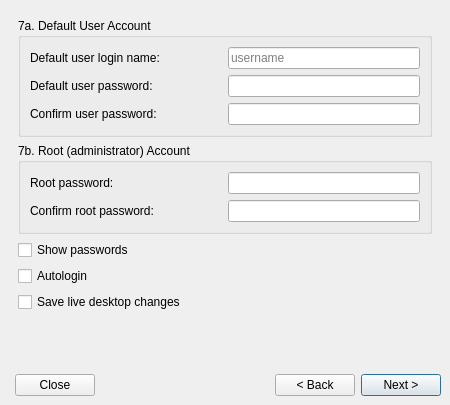
Old version of the form meinstall.ui in the repository antiX-Linux/mx-installer.
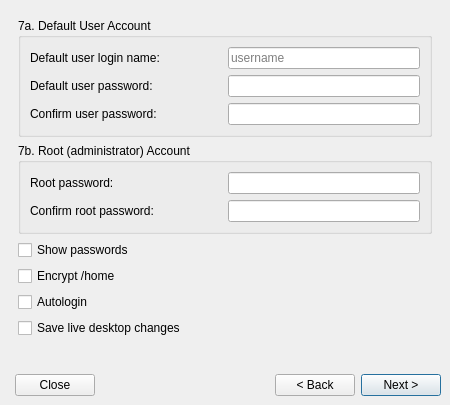
New version of the form. The open tabs and pages were chosen to show the change.

```diff
--- a/meinstall.ui
+++ b/meinstall.ui
@@ -1905,7 +1905,7 @@
          </layout>
         </widget>
        </item>
-       <item row="5" column="0">
+       <item row="6" column="0">
         <spacer>
          <property name="orientation">
           <enum>Qt::Vertical</enum>
@@ -2044,7 +2044,7 @@
          </layout>
         </widget>
        </item>
-       <item row="3" column="0">
+       <item row="4" column="0">
         <widget class="QCheckBox" name="autologinCheckBox">
          <property name="text">
           <string>Autologin</string>
@@ -2058,7 +2058,7 @@
          </property>
         </widget>
        </item>
-       <item row="4" column="0">
+       <item row="5" column="0">
         <widget class="QCheckBox" name="saveDesktopCheckBox">
          <property name="toolTip">
           <string>Desktop modifications made in the live environment will be carried over to the installed OS</string>
@@ -2068,6 +2068,13 @@
          </property>
         </widget>
        </item>
+       <item row="3" column="0">
+        <widget class="QCheckBox" name="encryptCheckBox">
+         <property name="text">
+          <string>Encrypt /home</string>
+         </property>
+        </widget>
+       </item>
       </layout>
      </widget>
      <widget class="QWidget" name="WStackPage">
```
Left out of the diff: 2 changed lines with no effect on the pictures.
